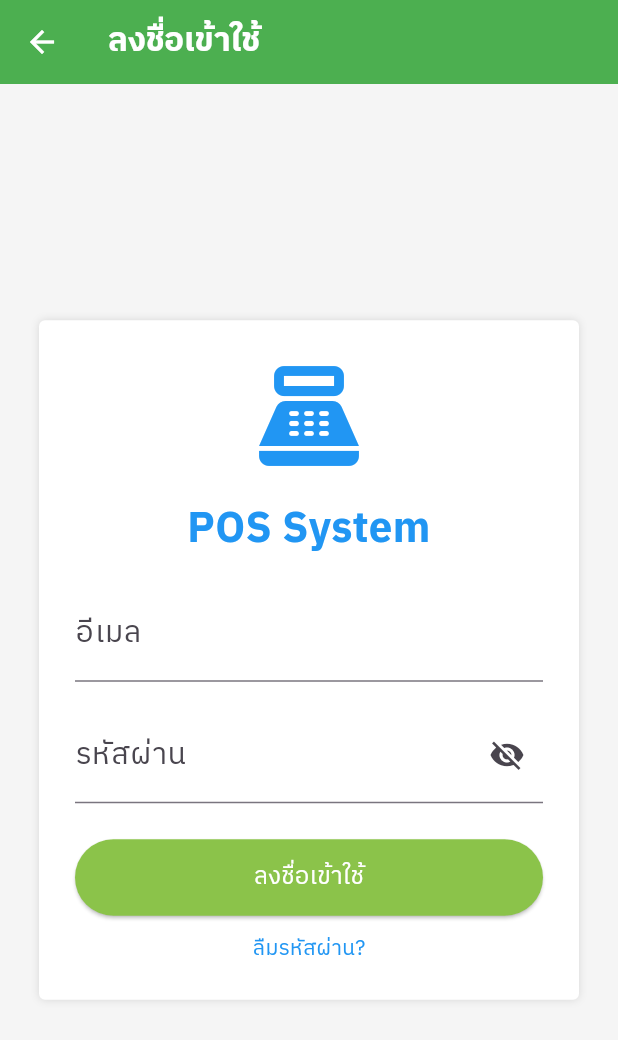
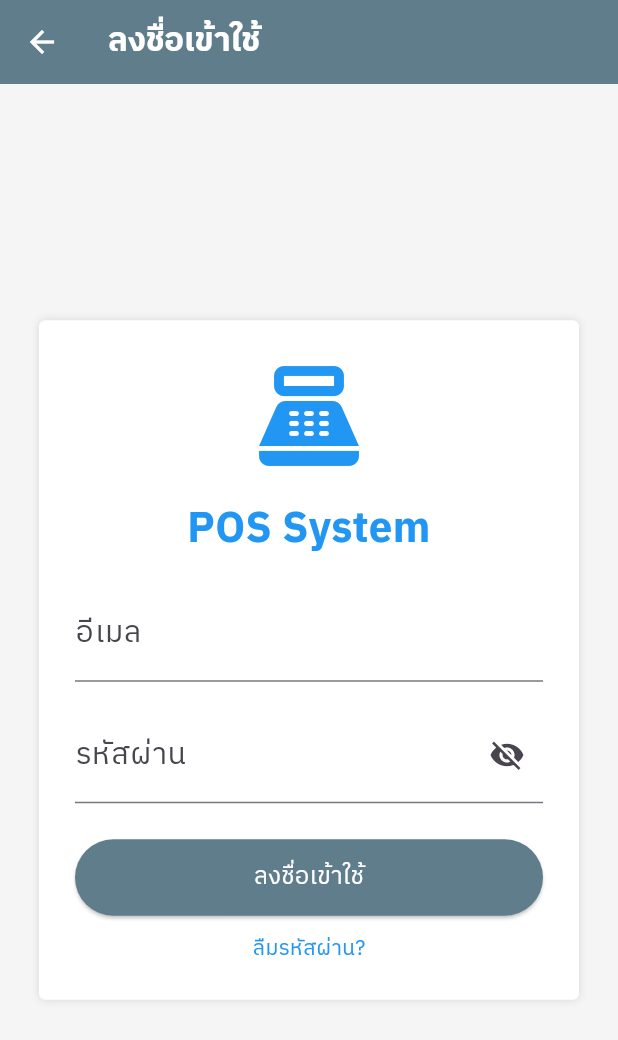
Before and after one commit to AshaTechCorporation/posashastd, a Flutter app: the LoginPage screen opened by its route, after a tap on "ลงชื่อเข้าใช้", on a phone screen of 412 x 824 dp. Shown: the top 1040 px of the screen. Run offline on Flutter 3.47's test engine with Material 3 defaults, Android fonts, the phone set to English and light mode, and no system bars; our stand-ins replace connectivity_plus, get, screenshot, shared_preferences, sqflite; missing offline and left inert: sunmi_printer_plus; accounts and stored records are empty; network calls fail.

Commit message:
edit coolor all app

```diff
--- a/lib/D2S/home/widgets/AppDrawer.dart
+++ b/lib/D2S/home/widgets/AppDrawer.dart
@@ -4,6 +4,7 @@ import 'package:posashastd/D2S/product/productListPage.dart';
 import 'package:posashastd/D2S/receipt/receiptHistoryPage.dart';
 import 'package:posashastd/D2S/report/summaryReportPage.dart';
 import 'package:posashastd/D2S/setting/settingsPage.dart';
+import 'package:posashastd/constants.dart';
 
 class AppDrawer extends StatelessWidget {
   const AppDrawer({super.key});
@@ -17,7 +18,7 @@ class AppDrawer extends StatelessWidget {
         children: [
           // 🔹 ส่วนหัว
           Container(
-            color: Colors.green,
+            color: kTabColor,
             width: double.infinity,
             padding: const EdgeInsets.symmetric(vertical: 24, horizontal: 16),
             child: Column(
--- a/lib/D2S/receipt/receiptHistoryPage.dart
+++ b/lib/D2S/receipt/receiptHistoryPage.dart
@@ -3,6 +3,7 @@ import 'package:flutter/material.dart';
 import 'package:get/get.dart';
 import 'package:posashastd/D2S/home/widgets/AppDrawer.dart';
 import 'package:posashastd/D2S/controllers/order_controller.dart';
+import 'package:posashastd/constants.dart';
 import 'package:posashastd/models/order.dart';
 import 'package:intl/intl.dart';
 
@@ -45,7 +46,7 @@ class _ReceiptHistoryPageState extends State<ReceiptHistoryPage> {
               children: [
                 Container(
                   height: 50,
-                  color: Colors.green,
+                  color: kTabColor,
                   padding: const EdgeInsets.symmetric(horizontal: 12),
                   alignment: Alignment.centerLeft,
                   child: Row(
@@ -150,7 +151,7 @@ class _ReceiptHistoryPageState extends State<ReceiptHistoryPage> {
           final selectedOrder = orderController.selectedOrder.value;
           return Container(
             height: 50,
-            color: Colors.green,
+            color: kTabColor,
             padding: const EdgeInsets.symmetric(horizontal: 16),
             child: Row(
               children: [
--- a/lib/D2S/report/summaryReportPage.dart
+++ b/lib/D2S/report/summaryReportPage.dart
@@ -4,6 +4,7 @@ import 'package:flutter/material.dart';
 import 'package:get/get.dart';
 import 'package:posashastd/D2S/controllers/home_controller.dart';
 import 'package:posashastd/D2S/home/widgets/AppDrawer.dart';
+import 'package:posashastd/constants.dart';
 
 class SummaryReportPage extends StatefulWidget {
   const SummaryReportPage({super.key});
@@ -113,7 +114,7 @@ class _SummaryReportPageState extends State<SummaryReportPage> {
                   // กลับไปหน้าหลัก
                   Get.offAllNamed('/home');
                 },
-                style: ElevatedButton.styleFrom(backgroundColor: Colors.green),
+                style: ElevatedButton.styleFrom(backgroundColor: kTabColor),
                 child: const Text('ตกลง', style: TextStyle(color: Colors.white)),
               ),
             ],
@@ -160,7 +161,7 @@ class _SummaryReportPageState extends State<SummaryReportPage> {
           // 🔰 Header Bar
           Container(
             height: 50,
-            color: Colors.green,
+            color: kTabColor,
             padding: const EdgeInsets.symmetric(horizontal: 12),
             child: Row(
               mainAxisAlignment: MainAxisAlignment.spaceBetween,
--- a/lib/login/loginPage.dart
+++ b/lib/login/loginPage.dart
@@ -1,5 +1,6 @@
 import 'package:flutter/material.dart';
 import 'package:get/get.dart';
+import 'package:posashastd/constants.dart';
 import 'package:posashastd/login/login_screen.dart';
 import 'package:url_launcher/url_launcher.dart';
 
@@ -11,7 +12,7 @@ class LoginPage extends StatelessWidget {
     final screenWidth = MediaQuery.of(context).size.width;
 
     return Scaffold(
-      backgroundColor: const Color(0xFF4CAF50), // เขียวหลัก
+      backgroundColor: kTabColor, // เขียวหลัก
       body: Column(
         children: [
           // ส่วนบน (โลโก้และชื่อแอป)
@@ -44,7 +45,7 @@ class LoginPage extends StatelessWidget {
                   SizedBox(
                     width: screenWidth * 0.25,
                     child: ElevatedButton(
-                      style: ElevatedButton.styleFrom(backgroundColor: const Color(0xFF8BC34A), padding: const EdgeInsets.symmetric(vertical: 16)),
+                      style: ElevatedButton.styleFrom(backgroundColor: kTabColor, padding: const EdgeInsets.symmetric(vertical: 16)),
                       onPressed: () async {
                         // TODO: ไปหน้าลงทะเบียน
                         final Uri youtubeUrl = Uri.parse('https://www.youtube.com/');
@@ -52,7 +53,7 @@ class LoginPage extends StatelessWidget {
                         if (await canLaunchUrl(youtubeUrl)) {
                           await launchUrl(youtubeUrl, mode: LaunchMode.externalApplication);
                         } else {
-                          ScaffoldMessenger.of(context).showSnackBar(const SnackBar(content: Text('ไม่สามารถเปิด YouTube ได้')));
+                          ScaffoldMessenger.of(context).showSnackBar(const SnackBar(content: Text('ฟังก์ชั่นอยุ่ระหว่างพัฒนา')));
                         }
                       },
                       child: const Text('ลงทะเบียน', style: TextStyle(fontSize: 20, color: Colors.white)),
--- a/lib/login/login_screen.dart
+++ b/lib/login/login_screen.dart
@@ -1,6 +1,7 @@
 import 'dart:developer';
 import 'package:flutter/material.dart';
 import 'package:get/get.dart';
+import 'package:posashastd/constants.dart';
 
 import '../D2S/home/homePage.dart';
 import '../models/login_response.dart';
@@ -96,7 +97,7 @@ class _LoginScreenState extends State<LoginScreen> {
     ScaffoldMessenger.of(context).showSnackBar(
       SnackBar(
         content: Text(message),
-        backgroundColor: isError ? Colors.red : Colors.green,
+        backgroundColor: isError ? Colors.red : kTabColor,
         duration: const Duration(seconds: 3),
         behavior: SnackBarBehavior.floating,
         shape: RoundedRectangleBorder(borderRadius: BorderRadius.circular(8)),
@@ -109,7 +110,7 @@ class _LoginScreenState extends State<LoginScreen> {
     return Scaffold(
       appBar: AppBar(
         title: Text('ลงชื่อเข้าใช้', style: TextStyle(color: Colors.white)),
-        backgroundColor: const Color(0xFF4CAF50),
+        backgroundColor: kTabColor,
         leading: IconButton(
           icon: Icon(Icons.arrow_back, color: Colors.white),
           onPressed: () {
@@ -194,7 +195,7 @@ class _LoginScreenState extends State<LoginScreen> {
                             width: double.infinity,
                             child: ElevatedButton(
                               onPressed: _isLoading ? null : _login,
-                              style: ElevatedButton.styleFrom(backgroundColor: const Color(0xFF8BC34A), padding: EdgeInsets.symmetric(vertical: 14)),
+                              style: ElevatedButton.styleFrom(backgroundColor: kTabColor, padding: EdgeInsets.symmetric(vertical: 14)),
                               child:
                                   _isLoading
                                       ? SizedBox(height: 20, width: 20, child: CircularProgressIndicator(color: Colors.white, strokeWidth: 2))
```
Also changed, not shown: lib/D2S/home/homePage.dart (+6 -5 lines), lib/D2S/home/paymentPageD2s.dart (+4 -3 lines), lib/D2S/product/productListPage.dart (+4 -3 lines), lib/D2S/setting/settingsPage.dart (+5 -4 lines).
